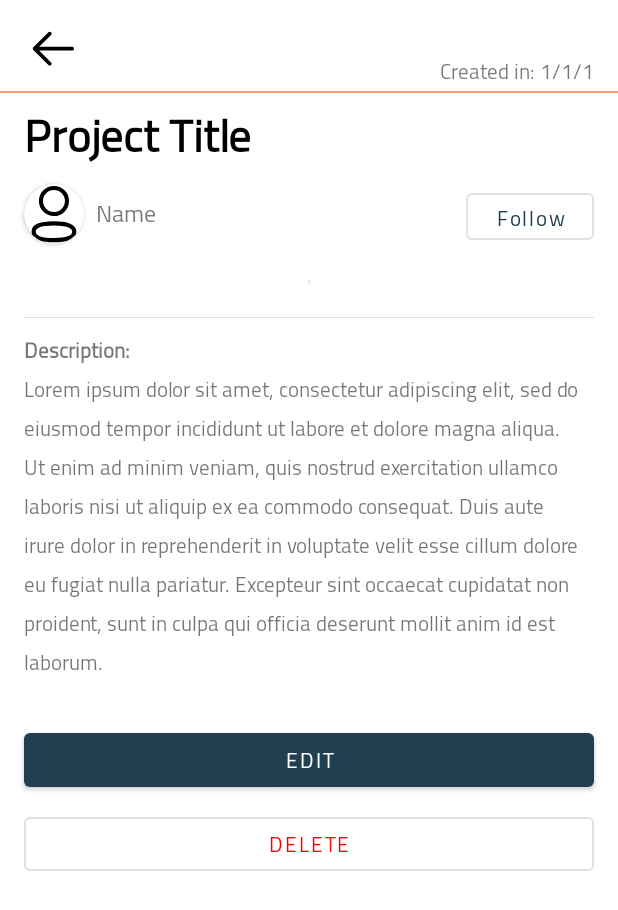
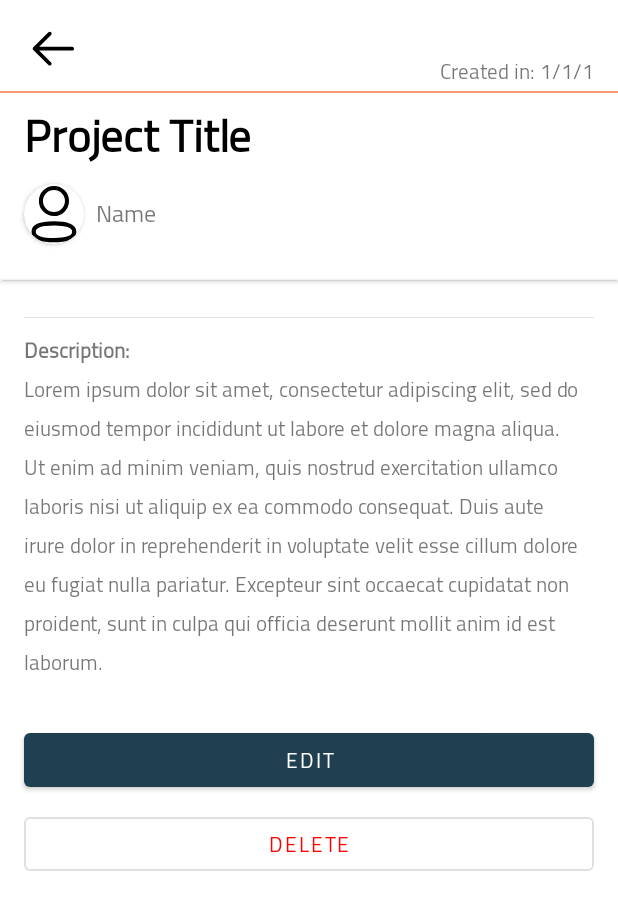
Before and after one commit to Aliboholaiqa/AynApp, an Android app: the layout activity_project_details.xml on its own in the app's theme, with its tools: preview values and no code run, on a phone screen of 412 x 824 dp. Shown: the top 910 px of the screen. Run offline under Robolectric (Android 15) with nearby library versions, the phone set to English and light mode, and no system bars.

Commit message:
Saved projects page

```diff
--- a/app/src/main/java/com/twq/aynapp/view/saved/SavedAdapter.kt
+++ b/app/src/main/java/com/twq/aynapp/adapter/SavedAdapter.kt
@@ -25,8 +25,8 @@ class SavedAdapter (var data:List<Project>): RecyclerView.Adapter<SavedHolder>()
         Picasso.get().load(data[position].image).into(holder.vimage)
 
         holder.vbuttonSave.setOnClickListener {
-            holder.vbuttonSave.setImageResource(R.drawable.ic_bookmark)
             //delete
+
         }
         holder.itemView.setOnClickListener {
             val intent = Intent(holder.itemView.context, ProjectDetailsActivity::class.java)
--- a/app/src/main/java/com/twq/aynapp/view/home/HomeViewModel.kt
+++ b/app/src/main/java/com/twq/aynapp/view/home/HomeViewModel.kt
@@ -17,4 +17,8 @@ class HomeViewModel : ViewModel(){
         return projects.saveProject(projectTitle, description, image, date)
     }
 
+    fun getSavedProjects(): LiveData<List<Project>>{
+        return projects.getSavedProjects()
+    }
+
 }
--- a/app/src/main/java/com/twq/aynapp/view/profile/ProfileViewModel.kt
+++ b/app/src/main/java/com/twq/aynapp/view/profile/ProfileViewModel.kt
@@ -11,6 +11,7 @@ import com.twq.aynapp.repository.ProjectRepository
 import com.twq.aynapp.repository.UserRepository
 
 class ProfileViewModel : ViewModel(){
+
     var projects = ProjectRepository()
     var user = UserRepository()
     var fb = FirebaseRepository()
@@ -46,6 +47,7 @@ class ProfileViewModel : ViewModel(){
     fun getUserData(): LiveData<User>{
         return user.getUserData()
     }
+
     fun getUserByID(id: String): LiveData<User>{
         return user.getUserByID(id)
     }
@@ -61,4 +63,5 @@ class ProfileViewModel : ViewModel(){
     fun signout(){
         return user.signout()
     }
+
 }
--- a/app/src/main/res/layout/activity_project_details.xml
+++ b/app/src/main/res/layout/activity_project_details.xml
@@ -59,11 +59,8 @@
         android:layout_height="wrap_content"
         android:layout_marginStart="8dp"
         android:layout_marginTop="8dp"
-        android:layout_marginEnd="16dp"
         android:text="@string/name"
         android:textSize="16sp"
-        app:layout_constraintEnd_toStartOf="@+id/buttonFollowUser"
-        app:layout_constraintHorizontal_bias="0.0"
         app:layout_constraintStart_toEndOf="@+id/cardViewAvatarProject"
         app:layout_constraintTop_toBottomOf="@+id/textViewDetailsProjectTitle" />
 
@@ -95,7 +92,7 @@
 
     <androidx.cardview.widget.CardView
         android:id="@+id/cardViewAvatar"
-        android:layout_width="wrap_content"
+        android:layout_width="410dp"
         android:layout_height="wrap_content"
         android:layout_marginTop="24dp"
         app:cardBackgroundColor="@color/white"
@@ -106,7 +103,7 @@
 
         <ImageView
             android:id="@+id/imageViewDetails"
-            android:layout_width="wrap_content"
+            android:layout_width="410dp"
             android:layout_height="wrap_content"
             android:layout_gravity="center"
             tools:srcCompat="@tools:sample/avatars" />
@@ -168,18 +165,6 @@
         app:layout_constraintEnd_toStartOf="@+id/textViewProjectDate"
         app:layout_constraintTop_toTopOf="parent" />
 
-    <Button
-        android:id="@+id/buttonFollowUser"
-        style="?attr/materialButtonOutlinedStyle"
-        android:layout_width="85dp"
-        android:layout_height="43dp"
-        android:layout_marginTop="4dp"
-        android:layout_marginEnd="16dp"
-        android:inputType="textCapSentences"
-        android:text="@string/follow"
-        app:layout_constraintEnd_toEndOf="parent"
-        app:layout_constraintTop_toBottomOf="@+id/textViewDetailsProjectTitle" />
-
     <View
         android:id="@+id/divider3"
         android:layout_width="0dp"
```
Also changed, not shown: app/src/main/java/com/twq/aynapp/adapter/HomeAdapter.kt (+24 -4 lines), app/src/main/java/com/twq/aynapp/repository/ProjectRepository.kt (+29 -0 lines), app/src/main/java/com/twq/aynapp/view/saved/SavedFragment.kt (+6 -7 lines), app/src/main/res/layout/list_search.xml (+0 -13 lines).
